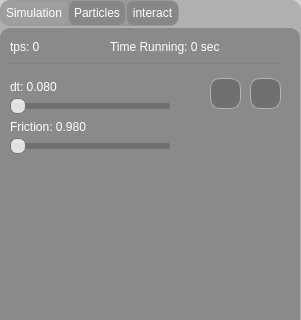
Before: the Qt Designer form settings.ui in tomatencode/Particle_LifeQT, drawn with Qt 5; both pictures show x 0 to 301 and y 0 to 320 of the 301 by 500 pixel window.
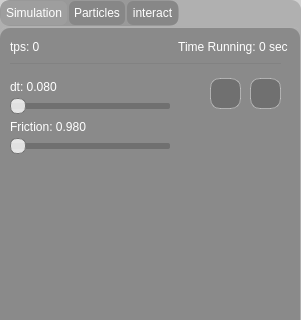
After: the same form once the commit is applied. Icons and pictures are not drawn. Custom widgets are drawn as their Qt base class.

Patch:
```diff
--- a/settings.ui
+++ b/settings.ui
@@ -198,14 +198,17 @@
     <widget class="QLabel" name="time_running">
      <property name="geometry">
       <rect>
-       <x>110</x>
+       <x>100</x>
        <y>10</y>
-       <width>181</width>
+       <width>191</width>
        <height>17</height>
       </rect>
      </property>
      <property name="text">
-      <string>Time Running: 0 sec</string>
+      <string>Time Running: 0 sec </string>
+     </property>
+     <property name="alignment">
+      <set>Qt::AlignRight|Qt::AlignTrailing|Qt::AlignVCenter</set>
      </property>
     </widget>
     <widget class="QLabel" name="dt_label">
```
Left out of the diff: 2 changed lines with no effect on the pictures.
